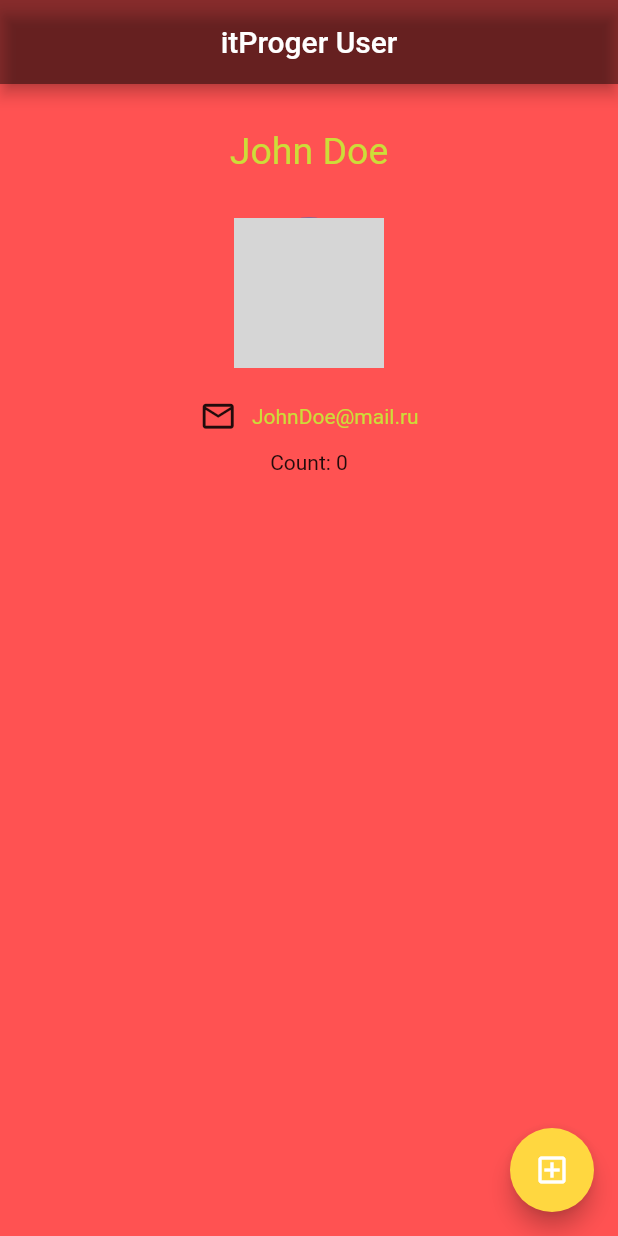
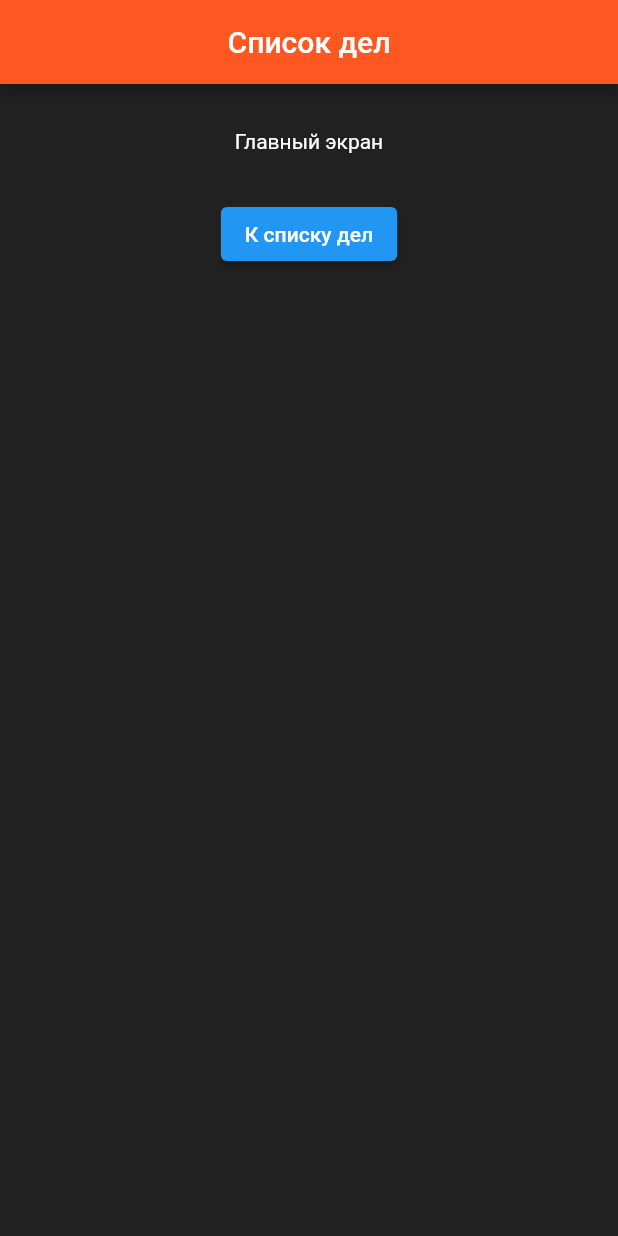
Before and after one commit to Aleksey6722/FlutterProject, a Flutter app: the screen it shows after launch, on a phone screen of 412 x 824 dp. Run offline on Flutter 3.47's test engine with Material 2 defaults, Android fonts, the phone set to English and light mode, and no system bars; grey boxes are pictures that could not be loaded.

```diff
--- a/lib/main.dart
+++ b/lib/main.dart
@@ -1,71 +1,17 @@
 import 'package:flutter/material.dart';
+import 'package:flutter_app/pages/home.dart';
+import 'package:flutter_app/pages/main_screen.dart';
 
 void main() {
-  runApp(const MaterialApp(
-    home: UserPanel(),
+  runApp(MaterialApp(
+    theme: ThemeData(
+      primaryColor: Colors.deepOrange,
+    ) ,
+    home: MainScreen(),
+    // initialRoute: '/',
+    routes: {
+      // '/': (context) => MainScreen(),
+      '/todo': (context) => Home(),
+    },
   ));
 }
-
-class UserPanel extends StatefulWidget {
-  const UserPanel({super.key});
-
-  @override
-  State<UserPanel> createState() => _UserPanelState();
-}
-
-class _UserPanelState extends State<UserPanel> {
-
-  int _count = 0;
-
-  @override
-  Widget build(BuildContext context) {
-    return Scaffold(
-      backgroundColor: Colors.redAccent,
-      appBar: AppBar(
-        title: const Text('itProger User'),
-        centerTitle: true,
-        backgroundColor: Colors.black45,
-      ),
-      body: SafeArea(
-        child: Row(
-          mainAxisAlignment: MainAxisAlignment.center,
-          children: [
-            Column(
-              children: [
-                Padding(padding: EdgeInsets.only(top: 30),),
-                Text('John Doe', style: TextStyle(
-                  fontSize: 25,
-                  color: Colors.lime
-                ),),
-                Padding(padding: EdgeInsets.only(top: 30),),
-                CircleAvatar(
-                  backgroundImage: NetworkImage('https://proprikol.ru/wp-content/uploads/2020/09/kartinki-milyh-zhivotnyh-52.jpg'),
-                  radius: 50,
-                ),
-                Padding(padding: EdgeInsets.only(top: 20),),
-                Row(
-                  children: [
-                    Icon(Icons.mail_outline, size: 25),
-                    Padding(padding: EdgeInsets.only(left: 10),),
-                    Text('JohnDoe@mail.ru', style: TextStyle(color: Colors.lime),),
-                  ],
-                ),
-                Padding(padding: EdgeInsets.only(top: 10),),
-                Text('Count: $_count')
-              ],
-            ),
-          ],
-        )
-      ),
-      floatingActionButton: FloatingActionButton(
-        onPressed: (){
-          setState(() {
-            _count++;
-          });
-        },
-        child: Icon(Icons.add_box_outlined),
-        backgroundColor: Colors.amberAccent,
-      ),
-    );
-  }
-}
--- /dev/null
+++ b/lib/pages/main_screen.dart
@@ -0,0 +1,33 @@
+import 'package:flutter/material.dart';
+
+class MainScreen extends StatelessWidget {
+  const MainScreen({super.key});
+
+  @override
+  Widget build(BuildContext context) {
+    return Scaffold(
+      backgroundColor: Colors.grey[900],
+      appBar: AppBar(
+        title: Text('Список дел'),
+        centerTitle: true,
+        backgroundColor: Colors.deepOrange,
+      ),
+      body: Row(
+        mainAxisAlignment: MainAxisAlignment.center,
+        children: [
+          Column(
+            crossAxisAlignment: CrossAxisAlignment.center,
+            children: [
+              Padding(padding: EdgeInsets.only(top: 30)),
+              Text('Главный экран', style: TextStyle(color: Colors.white),),
+              Padding(padding: EdgeInsets.only(top: 30)),
+              ElevatedButton(onPressed: (){
+                Navigator.pushReplacementNamed(context, '/todo');
+              }, child: Text('К списку дел'))
+            ],
+          ),
+        ],
+      ),
+    );
+  }
+}
```
Also changed, not shown: lib/pages/home.dart (added, +128 -0 lines), 1 other file.
